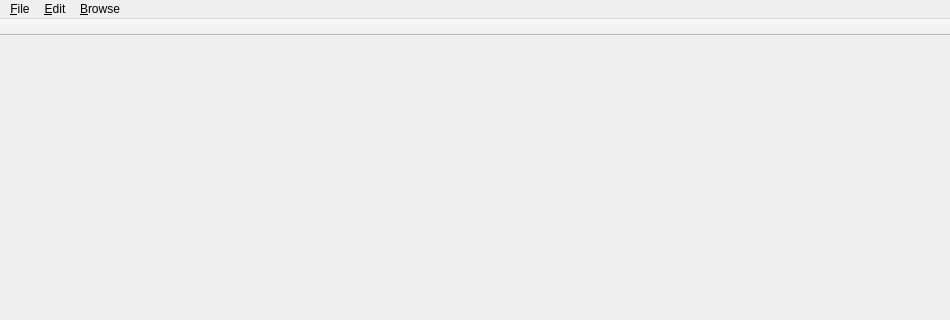
Above: navigator/MainWindow.ui from rprichard/CxxCodeBrowser before the change; both pictures show x 0 to 950 and y 0 to 320 of the 950 by 950 pixel window. Below: the same form after it.
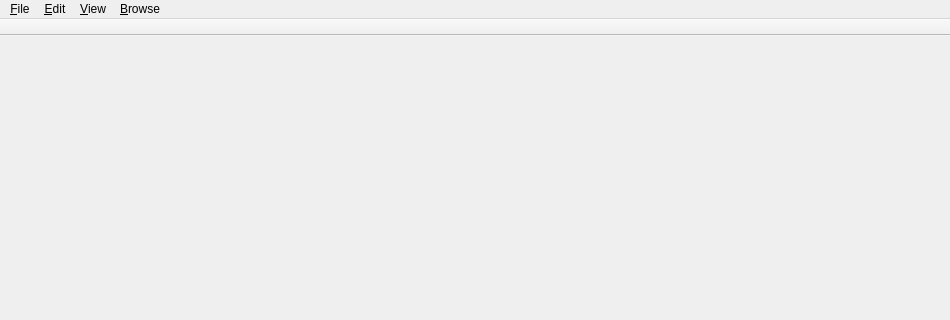
That is the form after the change.

Commit message:
Make the tab stop size configurable at run-time.
 * The setting is configurable via new menu items:
       View
           Tab Width
               [ ] Tab Width: 1
               [ ] Tab Width: 2
               [ ] Tab Width: 3
               [ ] Tab Width: 4
               [ ] Tab Width: 5
               [ ] Tab Width: 6
               [ ] Tab Width: 7
               [ ] Tab Width: 8

Diff of the .ui file:
```diff
--- a/navigator/MainWindow.ui
+++ b/navigator/MainWindow.ui
@@ -44,8 +44,20 @@
     <addaction name="actionEditCopy"/>
     <addaction name="actionEditFind"/>
    </widget>
+   <widget class="QMenu" name="menuView">
+    <property name="title">
+     <string>&amp;View</string>
+    </property>
+    <widget class="QMenu" name="menuViewTabWidth">
+     <property name="title">
+      <string>&amp;Tab Width</string>
+     </property>
+    </widget>
+    <addaction name="menuViewTabWidth"/>
+   </widget>
    <addaction name="menuFile"/>
    <addaction name="menuEdit"/>
+   <addaction name="menuView"/>
    <addaction name="menuBrowse"/>
   </widget>
   <widget class="QStatusBar" name="statusBar"/>
```
The commit also changes 4 other files.
